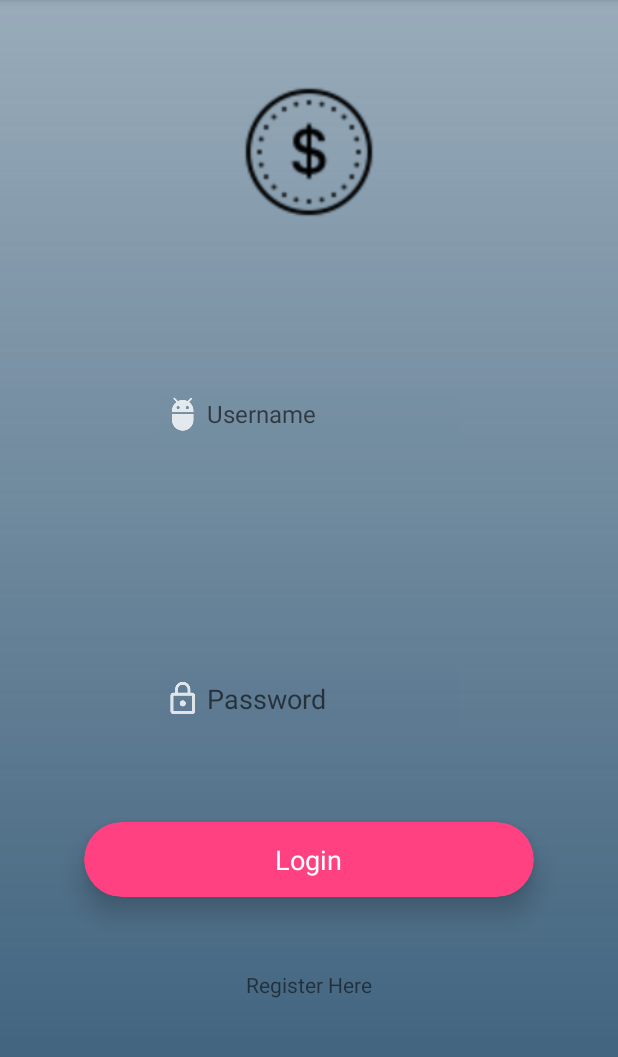
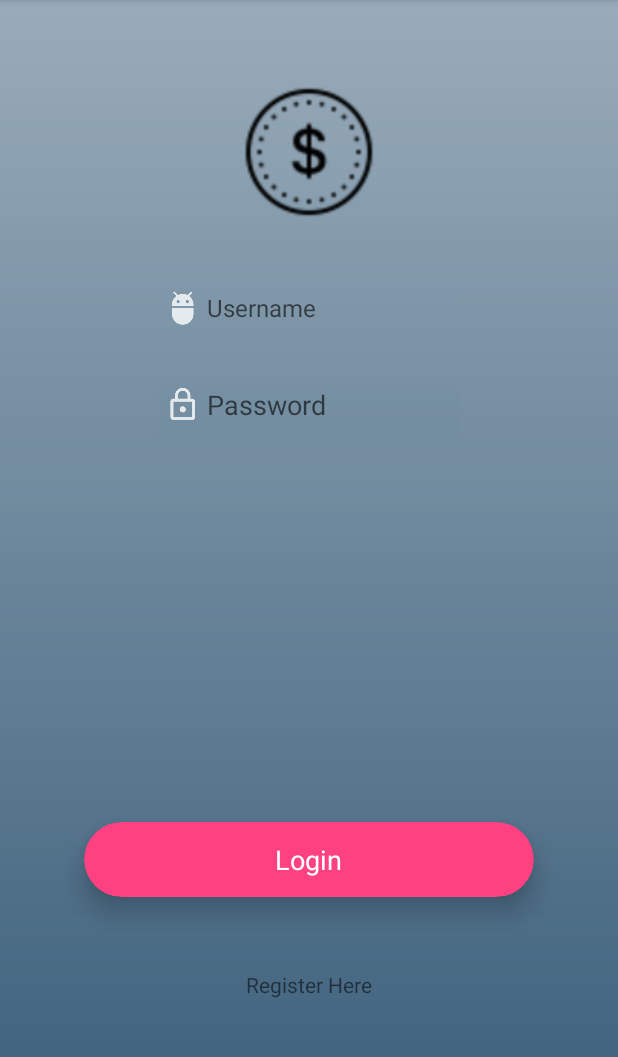
Before and after one commit to bbocwang/Coinz, an Android app: the LoginActivity screen opened directly, with no data from a screen before it, on a phone screen of 412 x 824 dp, the part 84-1141 px from its top. Run offline under Robolectric (Android 15) with nearby library versions, the phone set to English and light mode, and no system bars.

```diff
--- a/app/build.gradle
+++ b/app/build.gradle
@@ -24,7 +24,11 @@ dependencies {
     implementation 'com.android.support:appcompat-v7:28.0.0-alpha1'
     implementation 'com.android.support.constraint:constraint-layout:1.1.3'
     implementation 'com.android.support:design:28.0.0'
+    implementation 'com.google.firebase:firebase-auth:16.0.4'
+    implementation 'com.google.firebase:firebase-core:16.0.4'
     testImplementation 'junit:junit:4.12'
     androidTestImplementation 'com.android.support.test:runner:1.0.2'
     androidTestImplementation 'com.android.support.test.espresso:espresso-core:3.0.2'
 }
+
+apply plugin: 'com.google.gms.google-services'
--- a/app/src/main/res/layout/activity_login.xml
+++ b/app/src/main/res/layout/activity_login.xml
@@ -23,7 +23,7 @@
         android:layout_height="40dp"
         android:layout_alignParentTop="true"
         android:layout_centerHorizontal="true"
-        android:layout_marginTop="256dp"
+        android:layout_marginTop="185dp"
         android:background="#023a5e7a"
         android:drawableLeft="@drawable/ic_action_user"
         android:ems="10"
@@ -35,10 +35,9 @@
         android:id="@+id/editText3"
         android:layout_width="200dp"
         android:layout_height="40dp"
-        android:layout_alignParentBottom="true"
+        android:layout_alignParentTop="true"
         android:layout_centerHorizontal="true"
-        android:layout_marginTop="297dp"
-        android:layout_marginBottom="282dp"
+        android:layout_marginTop="250dp"
         android:background="#063a5e7a"
         android:drawableLeft="@drawable/ic_action_pass"
         android:ems="10"
--- a/app/src/main/res/values/styles.xml
+++ b/app/src/main/res/values/styles.xml
@@ -6,6 +6,7 @@
         <item name="colorPrimary">@color/colorPrimary</item>
         <item name="colorPrimaryDark">@color/colorPrimaryDark</item>
         <item name="colorAccent">@color/colorAccent</item>
+        <item name="cardViewStyle">@style/CardView</item>
     </style>
 
 </resources>
--- a/build.gradle
+++ b/build.gradle
@@ -12,6 +12,7 @@ buildscript {
 
         // NOTE: Do not place your application dependencies here; they belong
         // in the individual module build.gradle files
+        classpath 'com.google.gms:google-services:3.1.1'
     }
 }
 
```
